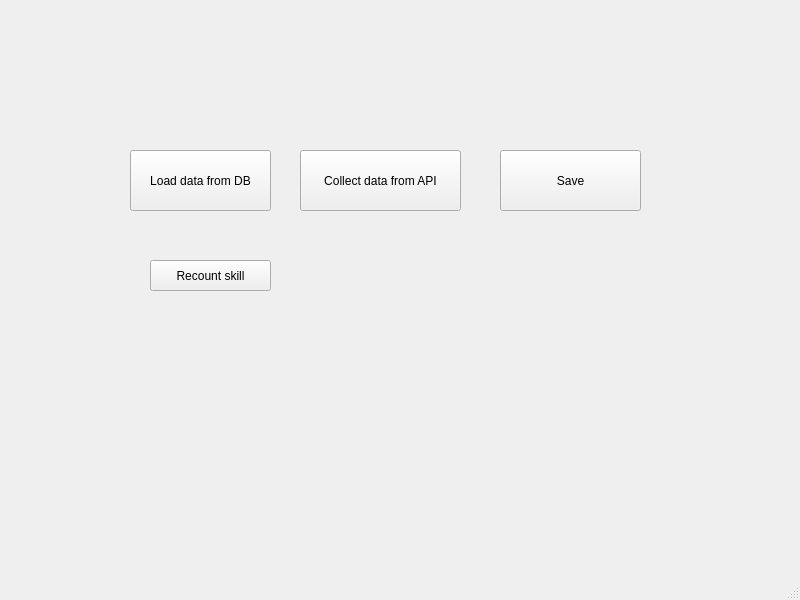
Old version of the form Game/src/main/mainwindow.ui in the repository storst1/FootballManager.
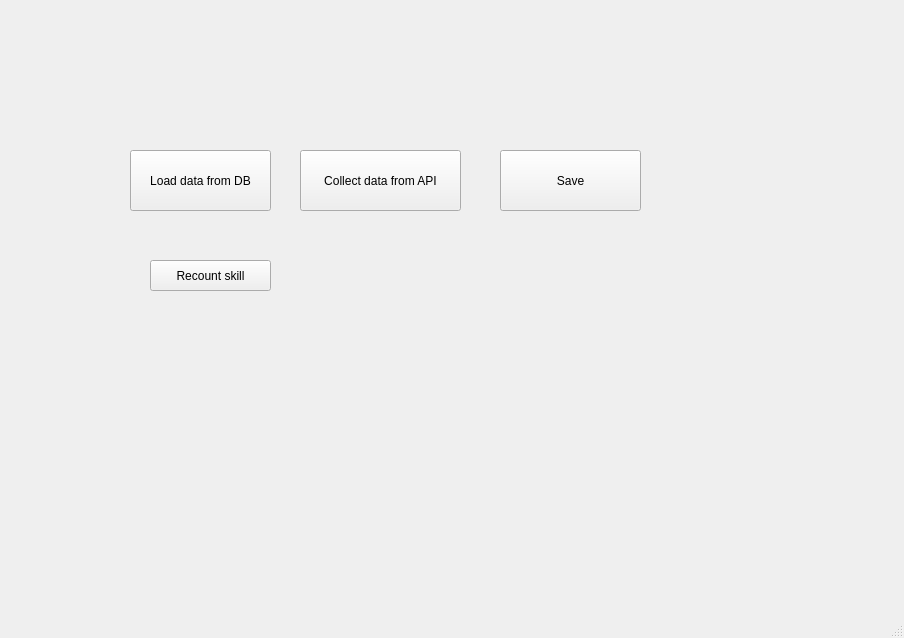
New version of the form.

```diff
--- a/Game/src/main/mainwindow.ui
+++ b/Game/src/main/mainwindow.ui
@@ -6,8 +6,8 @@
    <rect>
     <x>0</x>
     <y>0</y>
-    <width>800</width>
-    <height>600</height>
+    <width>904</width>
+    <height>638</height>
    </rect>
   </property>
   <property name="windowTitle">
```
Left out of the diff: 2 changed lines with no effect on the pictures.
